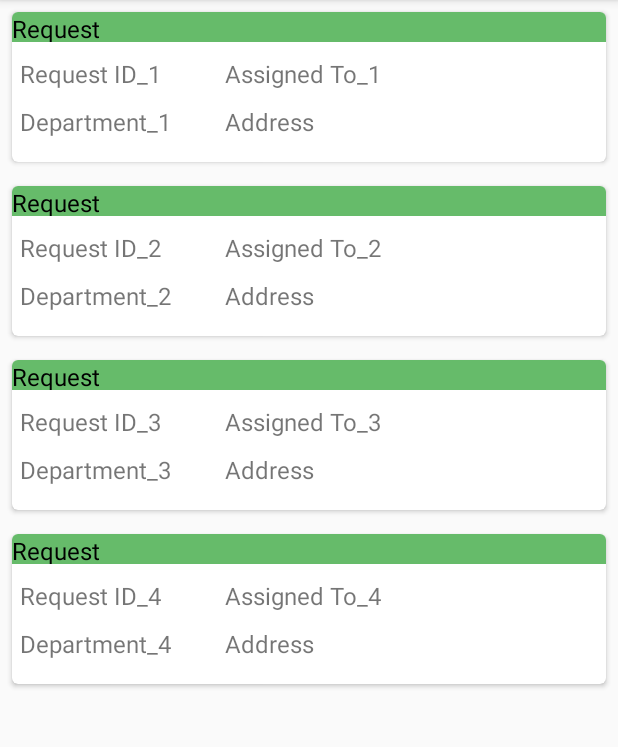
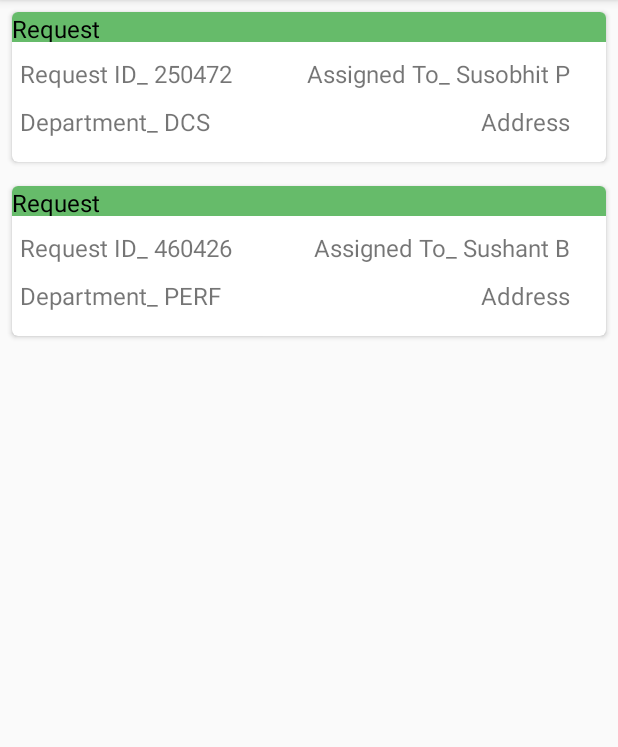
Before and after one commit to sahitikunchay/EzAccess, an Android app: the screen it shows after launch (DefaultView), on a phone screen of 412 x 824 dp, the part 84-831 px from its top. Run offline under Robolectric (Android 15) with nearby library versions, the phone set to English and light mode, and no system bars; our stand-ins replace Volley.

Commit message:
Added ETA Display

```diff
--- a/app/src/main/java/com/dell/blr/ezaccess/DefaultView.java
+++ b/app/src/main/java/com/dell/blr/ezaccess/DefaultView.java
@@ -23,7 +23,7 @@ public class DefaultView extends AppCompatActivity {
         LinearLayoutManager llm = new LinearLayoutManager(this);
         llm.setOrientation(LinearLayoutManager.VERTICAL);
         recList.setLayoutManager(llm);
-        RequestAdapter ca = new RequestAdapter(createList(4));
+        RequestAdapter ca = new RequestAdapter(createList(2));
         recList.setAdapter(ca);
         int size = ca.getItemCount();
     }
@@ -53,14 +53,25 @@ public class DefaultView extends AppCompatActivity {
     private List<RequestInfo> createList(int size) {
 
         List<RequestInfo> result = new ArrayList<>();
-        for (int i=1; i <= size; i++) {
+        RequestInfo ci = new RequestInfo();
+        ci.requestID = RequestInfo.REQUEST_ID_PREFIX + " 250472";
+        ci.department = RequestInfo.DEPARTMENT_PREFIX + " DCS";
+        ci.assignedTo = RequestInfo.ASSIGNED_TO_PREFIX + " Susobhit P";
+        result.add(ci);
+        RequestInfo ci2 = new RequestInfo();
+        ci2.requestID = RequestInfo.REQUEST_ID_PREFIX + " 460426";
+        ci2.department = RequestInfo.DEPARTMENT_PREFIX + " PERF";
+        ci2.assignedTo = RequestInfo.ASSIGNED_TO_PREFIX + " Sushant B";
+        result.add(ci2);
+        /*for (int i=1; i <= size; i++) {
             RequestInfo ci = new RequestInfo();
-            ci.requestID = RequestInfo.REQUEST_ID_PREFIX + i;
-            ci.department = RequestInfo.DEPARTMENT_PREFIX + i;
-            ci.assignedTo = RequestInfo.ASSIGNED_TO_PREFIX + i;
+            if(i)
+            ci.requestID = RequestInfo.REQUEST_ID_PREFIX + " 250472";
+            ci.department = RequestInfo.DEPARTMENT_PREFIX + " DCS";
+            ci.assignedTo = RequestInfo.ASSIGNED_TO_PREFIX + " Susobhit P";
             result.add(ci);
 
-        }
+        }*/
 
         return result;
     }
--- a/app/src/main/java/com/dell/blr/ezaccess/MainActivity.java
+++ b/app/src/main/java/com/dell/blr/ezaccess/MainActivity.java
@@ -177,7 +177,7 @@ public class MainActivity extends AppCompatActivity {
                 // Volley
                 String tag_json_obj = "json_obj_req";
 
-                String url = "http://01d4ae37.ngrok.io/getResource";
+                String url = "http://d08accc1.ngrok.io/getResource";
                 Log.d("Volley", "here");
                 HashMap<String, String> params = new HashMap<String, String>();
                 params.put("request_platform", platform);
@@ -188,7 +188,7 @@ public class MainActivity extends AppCompatActivity {
 
                             @Override
                             public void onResponse(JSONObject response) {
-                                Toast.makeText(MainActivity.this, response.toString(), Toast.LENGTH_SHORT).show();
+                                //Toast.makeText(MainActivity.this, response.toString(), Toast.LENGTH_SHORT).show();
                                 Log.d("Volley", response.toString());
                                 try {
                                     eta = response.get("eta").toString();
@@ -275,9 +275,9 @@ public class MainActivity extends AppCompatActivity {
                     toSplash.putExtra("EMPLOYEE_ID", employeeID);
                     toSplash.putExtra("EMPLOYEE_NAME", employeeName);
                     startActivity(toSplash);
-                } else {
+                } /*else {
                     Toast.makeText(getBaseContext(), "Please fill the remaining fields", Toast.LENGTH_LONG).show();
-                }
+                }*/
             }
 
         });
--- a/app/src/main/java/com/dell/blr/ezaccess/MiddleSplash.java
+++ b/app/src/main/java/com/dell/blr/ezaccess/MiddleSplash.java
@@ -41,7 +41,7 @@ public class MiddleSplash extends AppCompatActivity {
         }
 
 
-        assignedTo = employeeName+", ID: "+ employeeID;
+        assignedTo = employeeName+"\nID: "+ employeeID + "\nETA:" + eta +" Hrs";
         request_id = (new Random(34).nextInt())/99999+2017000;
 
         id.setText(String.valueOf(Math.abs(request_id)));
--- a/app/src/main/res/layout/card_layout.xml
+++ b/app/src/main/res/layout/card_layout.xml
@@ -9,60 +9,62 @@
 
     <RelativeLayout
         android:layout_width="match_parent"
-        android:layout_height="96dp">
+        android:layout_height="match_parent">
 
         <TextView
             android:id="@+id/title"
             android:layout_width="match_parent"
             android:layout_height="20dp"
             android:background="#66bb6a"
+            android:gravity="center_vertical"
             android:text="  Request Details"
-            android:gravity="center_vertical"
             android:textColor="#000000"
-            android:textSize="16sp"/>
+            android:textSize="16sp" />
 
         <TextView
             android:id="@+id/txtName"
             android:layout_width="wrap_content"
             android:layout_height="wrap_content"
+            android:layout_below="@id/title"
+            android:layout_marginLeft="5dp"
+            android:layout_marginTop="10dp"
+            android:gravity="center_vertical"
             android:text="Name"
-            android:gravity="center_vertical"
-            android:textSize="16sp"
-            android:layout_below="@id/title"
-            android:layout_marginTop="10dp"
-            android:layout_marginLeft="5dp"/>
+            android:textSize="16sp" />
 
         <TextView
             android:id="@+id/txtSurname"
             android:layout_width="wrap_content"
             android:layout_height="wrap_content"
+            android:layout_below="@id/txtName"
+            android:layout_marginLeft="5dp"
+            android:layout_marginTop="10dp"
+            android:gravity="center_vertical"
             android:text="Surname"
-            android:gravity="center_vertical"
-            android:textSize="16dp"
-            android:layout_below="@id/txtName"
-            android:layout_marginTop="10dp"
-            android:layout_marginLeft="5dp"
-            />
+            android:textSize="16dp" />
 
         <TextView
             android:id="@+id/txtEmail"
             android:layout_width="wrap_content"
             android:layout_height="wrap_content"
+            android:layout_above="@+id/txtSurname"
+
+            android:layout_alignEnd="@+id/txtAdd"
+
+            android:layout_alignTop="@+id/txtName"
             android:text="Email"
-            android:textSize="16dp"
-            android:layout_marginTop="10dp"
-            android:layout_alignParentRight="true"
-            android:layout_marginRight="150dp"
-            android:layout_alignBaseline="@id/txtName"/>
+            android:textSize="16dp" />
 
         <TextView
             android:id="@+id/txtAdd"
             android:layout_width="wrap_content"
             android:layout_height="wrap_content"
+            android:layout_alignBaseline="@+id/txtSurname"
+            android:layout_alignBottom="@+id/txtSurname"
+            android:layout_alignParentEnd="true"
+            android:layout_marginEnd="24dp"
             android:text="Address"
-            android:textSize="16dp"
-            android:layout_alignStart="@id/txtEmail"
-            android:layout_alignBaseline="@id/txtSurname"/>
+            android:textSize="16dp" />
 
     </RelativeLayout>
 
```
